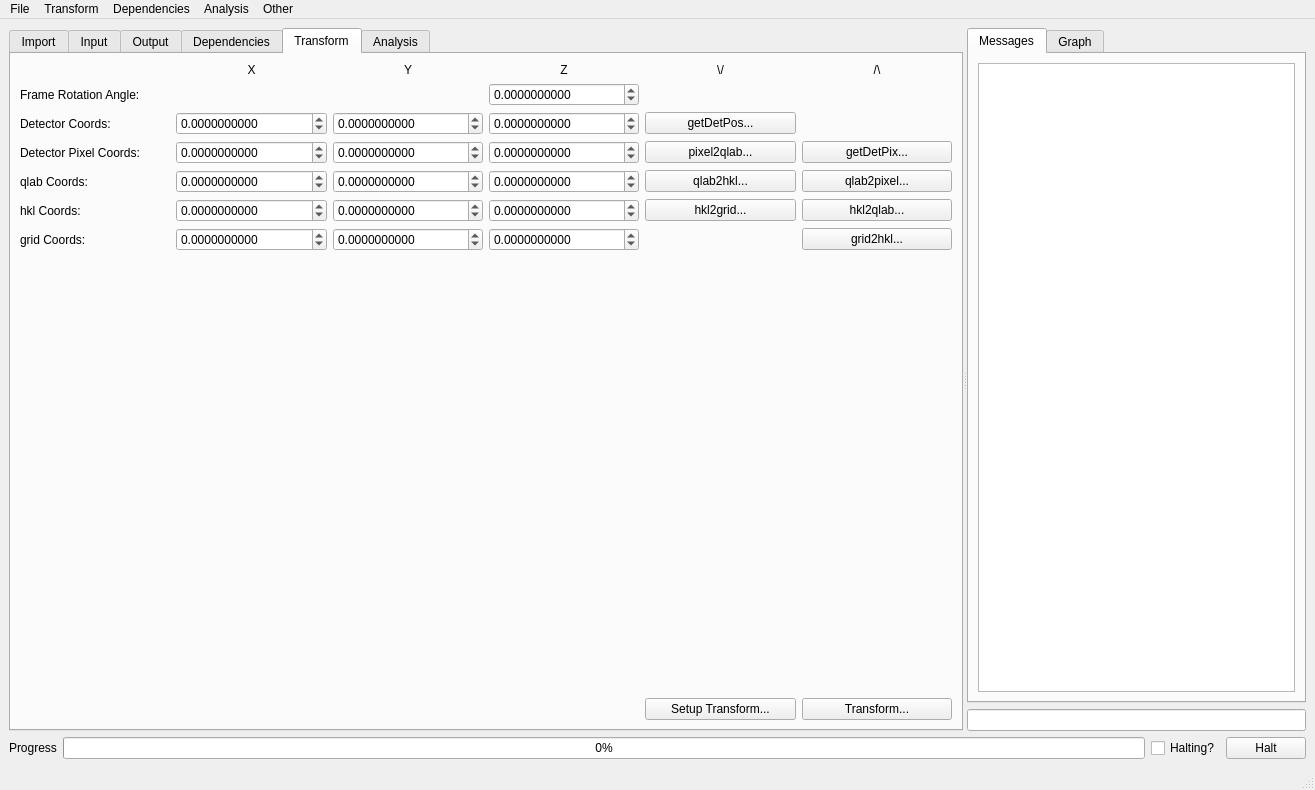
First picture: the form in cctwqt/cctwqtmainwindow.ui, repository guyjennings/cctw, before the edit.
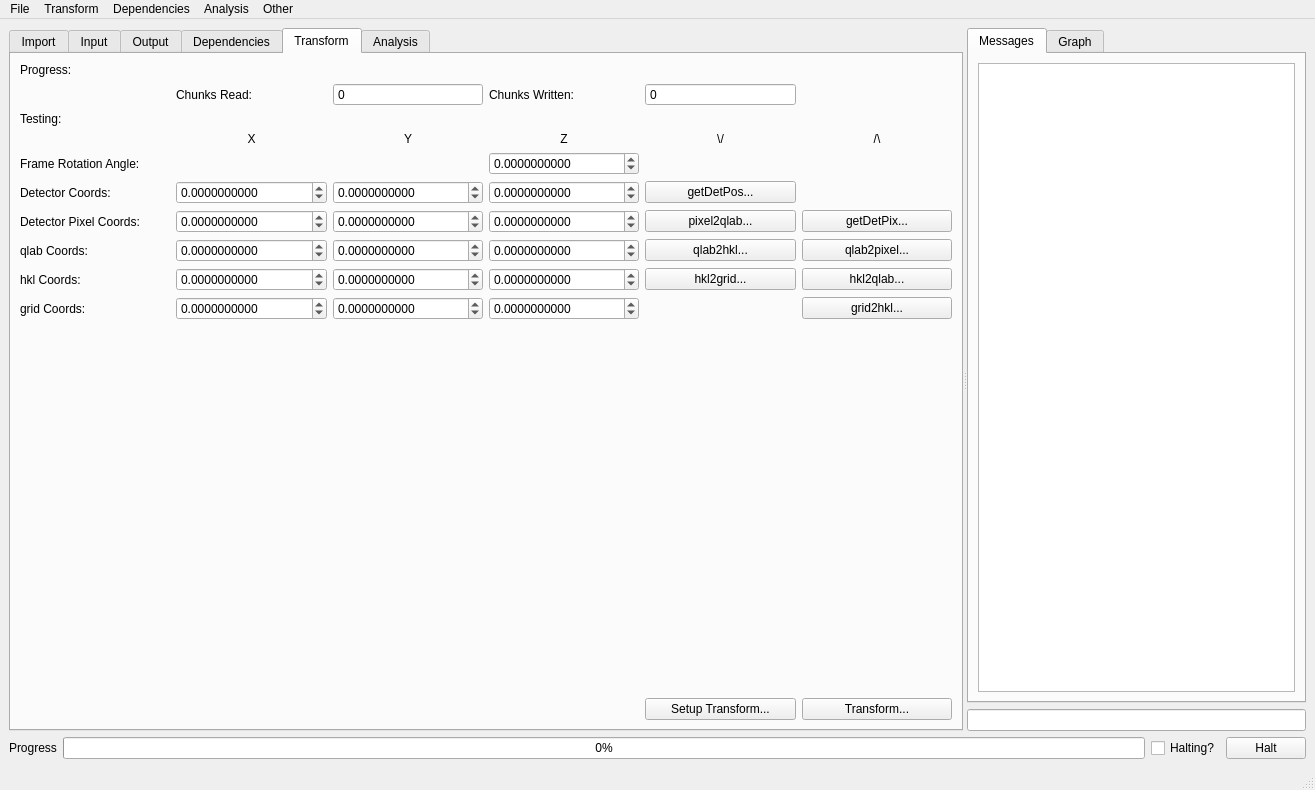
Second picture: the form after the edit. The open tabs and pages were chosen to show the change. Custom widgets are drawn as their Qt base class.

Commit message: Added progress tracking to transform Update dimensions and hdf chunk size when an hdf file is selected Added a parameters.gridOffset to shift output data array coords

```diff
--- a/cctwqt/cctwqtmainwindow.ui
+++ b/cctwqt/cctwqtmainwindow.ui
@@ -54,7 +54,7 @@
       </property>
       <widget class="QTabWidget" name="m_ParametersTabs">
        <property name="currentIndex">
-        <number>1</number>
+        <number>4</number>
        </property>
        <widget class="QWidget" name="m_ImportTab">
         <attribute name="title">
@@ -885,17 +885,17 @@
          <string>Transform</string>
         </attribute>
         <layout class="QGridLayout" name="gridLayout_7">
-         <item row="2" column="4">
-          <widget class="QPushButton" name="m_GetDetPosButton">
+         <item row="8" column="0">
+          <widget class="QLabel" name="label_33">
            <property name="text">
-            <string>getDetPos...</string>
+            <string>qlab Coords:</string>
            </property>
           </widget>
          </item>
-         <item row="5" column="2">
-          <widget class="QDoubleSpinBox" name="m_TestQLabY">
+         <item row="10" column="2">
+          <widget class="QDoubleSpinBox" name="m_TestGridY">
            <property name="toolTip">
-            <string>QLab Y</string>
+            <string>Output Grid Coord Y</string>
            </property>
            <property name="readOnly">
             <bool>false</bool>
@@ -914,82 +914,14 @@
            </property>
           </widget>
          </item>
-         <item row="6" column="2">
-          <widget class="QDoubleSpinBox" name="m_TestHKLY">
-           <property name="toolTip">
-            <string>HKL Y</string>
-           </property>
-           <property name="readOnly">
-            <bool>false</bool>
-           </property>
-           <property name="decimals">
-            <number>10</number>
-           </property>
-           <property name="minimum">
-            <double>-1000000.000000000000000</double>
-           </property>
-           <property name="maximum">
-            <double>1000000.000000000000000</double>
-           </property>
-           <property name="singleStep">
-            <double>0.100000000000000</double>
-           </property>
-          </widget>
-         </item>
-         <item row="6" column="4">
-          <widget class="QPushButton" name="m_HKL2GridButton">
+         <item row="9" column="5">
+          <widget class="QPushButton" name="m_HKL2QLabButton">
            <property name="text">
-            <string>hkl2grid...</string>
+            <string>hkl2qlab...</string>
            </property>
           </widget>
          </item>
-         <item row="2" column="1">
-          <widget class="QDoubleSpinBox" name="m_TestDetectorX">
-           <property name="toolTip">
-            <string>Detector Pixel Index X</string>
-           </property>
-           <property name="readOnly">
-            <bool>false</bool>
-           </property>
-           <property name="decimals">
-            <number>10</number>
-           </property>
-           <property name="minimum">
-            <double>-1000000.000000000000000</double>
-           </property>
-           <property name="maximum">
-            <double>1000000.000000000000000</double>
-           </property>
-           <property name="singleStep">
-            <double>0.100000000000000</double>
-           </property>
-          </widget>
-         </item>
-         <item row="4" column="5">
-          <widget class="QPushButton" name="m_GetDetPixButton">
-           <property name="text">
-            <string>getDetPix...</string>
-           </property>
-          </widget>
-         </item>
-         <item row="7" column="0">
-          <widget class="QLabel" name="label_35">
-           <property name="text">
-            <string>grid Coords:</string>
-           </property>
-          </widget>
-         </item>
-         <item row="0" column="5">
-          <widget class="QLabel" name="label_37">
-           <property name="text">
-            <string>/\</string>
-           </property>
-           <property name="alignment">
-            <set>Qt::AlignCenter</set>
-           </property>
-          </widget>
-         </item>
-         <item row="6" column="3">
+         <item row="9" column="3">
           <widget class="QDoubleSpinBox" name="m_TestHKLZ">
            <property name="toolTip">
             <string>HKL Z</string>
@@ -1011,179 +943,35 @@
            </property>
           </widget>
          </item>
-         <item row="9" column="4">
+         <item row="12" column="4">
           <widget class="QPushButton" name="m_SetupTransformButton">
            <property name="text">
             <string>Setup Transform...</string>
            </property>
           </widget>
          </item>
-         <item row="6" column="1">
-          <widget class="QDoubleSpinBox" name="m_TestHKLX">
-           <property name="toolTip">
-            <string>HKL X</string>
-           </property>
-           <property name="readOnly">
-            <bool>false</bool>
-           </property>
-           <property name="decimals">
-            <number>10</number>
-           </property>
-           <property name="minimum">
-            <double>-1000000.000000000000000</double>
-           </property>
-           <property name="maximum">
-            <double>1000000.000000000000000</double>
-           </property>
-           <property name="singleStep">
-            <double>0.100000000000000</double>
-           </property>
-          </widget>
-         </item>
-         <item row="2" column="3">
-          <widget class="QDoubleSpinBox" name="m_TestDetectorZ">
-           <property name="toolTip">
-            <string>Detector Pixel Index Z</string>
-           </property>
-           <property name="readOnly">
-            <bool>false</bool>
-           </property>
-           <property name="decimals">
-            <number>10</number>
-           </property>
-           <property name="minimum">
-            <double>-1000000.000000000000000</double>
-           </property>
-           <property name="maximum">
-            <double>1000000.000000000000000</double>
-           </property>
-           <property name="singleStep">
-            <double>0.100000000000000</double>
-           </property>
-          </widget>
-         </item>
-         <item row="0" column="4">
-          <widget class="QLabel" name="label_36">
+         <item row="12" column="5">
+          <widget class="QPushButton" name="m_TransformButton">
            <property name="text">
-            <string>\/</string>
+            <string>Transform...</string>
            </property>
-           <property name="alignment">
-            <set>Qt::AlignCenter</set>
-           </property>
           </widget>
          </item>
-         <item row="5" column="5">
-          <widget class="QPushButton" name="m_QLab2PixelButton">
+         <item row="9" column="4">
+          <widget class="QPushButton" name="m_HKL2GridButton">
            <property name="text">
-            <string>qlab2pixel...</string>
+            <string>hkl2grid...</string>
            </property>
           </widget>
          </item>
-         <item row="5" column="3">
-          <widget class="QDoubleSpinBox" name="m_TestQLabZ">
-           <property name="toolTip">
-            <string>QLab Z</string>
-           </property>
-           <property name="readOnly">
-            <bool>false</bool>
-           </property>
-           <property name="decimals">
-            <number>10</number>
-           </property>
-           <property name="minimum">
-            <double>-1000000.000000000000000</double>
-           </property>
-           <property name="maximum">
-            <double>1000000.000000000000000</double>
-           </property>
-           <property name="singleStep">
-            <double>0.100000000000000</double>
-           </property>
-          </widget>
-         </item>
-         <item row="4" column="0">
-          <widget class="QLabel" name="label_32">
-           <property name="text">
-            <string>Detector Pixel Coords:</string>
-           </property>
-          </widget>
-         </item>
-         <item row="7" column="1">
-          <widget class="QDoubleSpinBox" name="m_TestGridX">
-           <property name="toolTip">
-            <string>Output Grid Coord X</string>
-           </property>
-           <property name="readOnly">
-            <bool>false</bool>
-           </property>
-           <property name="decimals">
-            <number>10</number>
-           </property>
-           <property name="minimum">
-            <double>-1000000.000000000000000</double>
-           </property>
-           <property name="maximum">
-            <double>1000000.000000000000000</double>
-           </property>
-           <property name="singleStep">
-            <double>0.100000000000000</double>
-           </property>
-          </widget>
-         </item>
-         <item row="6" column="0">
-          <widget class="QLabel" name="label_34">
-           <property name="text">
-            <string>hkl Coords:</string>
-           </property>
-          </widget>
-         </item>
-         <item row="2" column="0">
+         <item row="5" column="0">
           <widget class="QLabel" name="label_29">
            <property name="text">
             <string>Detector Coords:</string>
            </property>
           </widget>
          </item>
-         <item row="5" column="4">
-          <widget class="QPushButton" name="m_QLab2HKLButton">
-           <property name="text">
-            <string>qlab2hkl...</string>
-           </property>
-          </widget>
-         </item>
-         <item row="0" column="2">
-          <widget class="QLabel" name="label_28">
-           <property name="text">
-            <string>Y</string>
-           </property>
-           <property name="alignment">
-            <set>Qt::AlignCenter</set>
-           </property>
-          </widget>
-         </item>
-         <item row="4" column="2">
-          <widget class="QDoubleSpinBox" name="m_TestPixelY">
-           <property name="toolTip">
-            <string>Distance from detector beam center Y</string>
-           </property>
-           <property name="readOnly">
-            <bool>false</bool>
-           </property>
-           <property name="decimals">
-            <number>10</number>
-           </property>
-           <property name="minimum">
-            <double>-1000000.000000000000000</double>
-           </property>
-           <property name="maximum">
-            <double>1000000.000000000000000</double>
-           </property>
-           <property name="singleStep">
-            <double>0.100000000000000</double>
-           </property>
-          </widget>
-         </item>
-         <item row="5" column="1">
+         <item row="8" column="1">
           <widget class="QDoubleSpinBox" name="m_TestQLabX">
            <property name="toolTip">
             <string>QLab X</string>
@@ -1205,7 +993,60 @@
            </property>
           </widget>
          </item>
-         <item row="0" column="1">
+         <item row="7" column="2">
+          <widget class="QDoubleSpinBox" name="m_TestPixelY">
+           <property name="toolTip">
+            <string>Distance from detector beam center Y</string>
+           </property>
+           <property name="readOnly">
+            <bool>false</bool>
+           </property>
+           <property name="decimals">
+            <number>10</number>
+           </property>
+           <property name="minimum">
+            <double>-1000000.000000000000000</double>
+           </property>
+           <property name="maximum">
+            <double>1000000.000000000000000</double>
+           </property>
+           <property name="singleStep">
+            <double>0.100000000000000</double>
+           </property>
+          </widget>
+         </item>
+         <item row="3" column="2">
+          <widget class="QLabel" name="label_28">
+           <property name="text">
+            <string>Y</string>
+           </property>
+           <property name="alignment">
+            <set>Qt::AlignCenter</set>
+           </property>
+          </widget>
+         </item>
+         <item row="8" column="4">
+          <widget class="QPushButton" name="m_QLab2HKLButton">
+           <property name="text">
+            <string>qlab2hkl...</string>
+           </property>
+          </widget>
+         </item>
+         <item row="8" column="5">
+          <widget class="QPushButton" name="m_QLab2PixelButton">
+           <property name="text">
+            <string>qlab2pixel...</string>
+           </property>
+          </widget>
+         </item>
+         <item row="1" column="3">
+          <widget class="QLabel" name="label_41">
+           <property name="text">
+            <string>Chunks Written:</string>
+           </property>
+          </widget>
+         </item>
+         <item row="3" column="1">
           <widget class="QLabel" name="label_30">
            <property name="text">
             <string>X</string>
@@ -1215,40 +1056,24 @@
            </property>
           </widget>
          </item>
-         <item row="9" column="5">
-          <widget class="QPushButton" name="m_TransformButton">
+         <item row="5" column="4">
+          <widget class="QPushButton" name="m_GetDetPosButton">
            <property name="text">
-            <string>Transform...</string>
+            <string>getDetPos...</string>
            </property>
           </widget>
          </item>
-         <item row="8" column="0" colspan="5">
-          <spacer name="verticalSpacer_5">
-           <property name="orientation">
-            <enum>Qt::Vertical</enum>
-           </property>
-           <property name="sizeHint" stdset="0">
-            <size>
-             <width>548</width>
-             <height>580</height>
-            </size>
-           </property>
-          </spacer>
-         </item>
-         <item row="0" column="3">
-          <widget class="QLabel" name="label_31">
+         <item row="7" column="0">
+          <widget class="QLabel" name="label_32">
            <property name="text">
-            <string>Z</string>
+            <string>Detector Pixel Coords:</string>
            </property>
-           <property name="alignment">
-            <set>Qt::AlignCenter</set>
-           </property>
           </widget>
          </item>
-         <item row="7" column="2">
-          <widget class="QDoubleSpinBox" name="m_TestGridY">
+         <item row="9" column="1">
+          <widget class="QDoubleSpinBox" name="m_TestHKLX">
            <property name="toolTip">
-            <string>Output Grid Coord Y</string>
+            <string>HKL X</string>
            </property>
            <property name="readOnly">
             <bool>false</bool>
@@ -1267,7 +1092,7 @@
            </property>
           </widget>
          </item>
-         <item row="2" column="2">
+         <item row="5" column="2">
           <widget class="QDoubleSpinBox" name="m_TestDetectorY">
            <property name="toolTip">
             <string>Detector Pixel Index Y</string>
@@ -1289,10 +1114,10 @@
            </property>
           </widget>
          </item>
-         <item row="4" column="3">
-          <widget class="QDoubleSpinBox" name="m_TestPixelZ">
+         <item row="5" column="1">
+          <widget class="QDoubleSpinBox" name="m_TestDetectorX">
            <property name="toolTip">
-            <string>Distance from detector beam center Z</string>
+            <string>Detector Pixel Index X</string>
            </property>
            <property name="readOnly">
             <bool>false</bool>
@@ -1312,30 +1137,26 @@
           </widget>
          </item>
          <item row="7" column="5">
-          <widget class="QPushButton" name="m_Grid2HKLButton">
+          <widget class="QPushButton" name="m_GetDetPixButton">
            <property name="text">
-            <string>grid2hkl...</string>
+            <string>getDetPix...</string>
            </property>
           </widget>
          </item>
-         <item row="5" column="0">
-          <widget class="QLabel" name="label_33">
+         <item row="3" column="4">
+          <widget class="QLabel" name="label_36">
            <property name="text">
-            <string>qlab Coords:</string>
+            <string>\/</string>
            </property>
-          </widget>
-         </item>
-         <item row="6" column="5">
-          <widget class="QPushButton" name="m_HKL2QLabButton">
-           <property name="text">
-            <string>hkl2qlab...</string>
+           <property name="alignment">
+            <set>Qt::AlignCenter</set>
            </property>
           </widget>
          </item>
-         <item row="7" column="3">
-          <widget class="QDoubleSpinBox" name="m_TestGridZ">
+         <item row="8" column="2">
+          <widget class="QDoubleSpinBox" name="m_TestQLabY">
            <property name="toolTip">
-            <string>Output Grid Coord Z</string>
+            <string>QLab Y</string>
            </property>
            <property name="readOnly">
             <bool>false</bool>
@@ -1354,7 +1175,33 @@
            </property>
           </widget>
          </item>
-         <item row="4" column="1">
+         <item row="12" column="0" colspan="4">
+          <spacer name="horizontalSpacer_6">
+           <property name="orientation">
+            <enum>Qt::Horizontal</enum>
+           </property>
+           <property name="sizeHint" stdset="0">
+            <size>
+             <width>346</width>
+             <height>20</height>
+            </size>
+           </property>
+          </spacer>
+         </item>
+         <item row="11" column="0" colspan="5">
+          <spacer name="verticalSpacer_5">
+           <property name="orientation">
+            <enum>Qt::Vertical</enum>
+           </property>
+           <property name="sizeHint" stdset="0">
+            <size>
+             <width>548</width>
+             <height>580</height>
+            </size>
+           </property>
+          </spacer>
+         </item>
+         <item row="7" column="1">
           <widget class="QDoubleSpinBox" name="m_TestPixelX">
            <property name="toolTip">
             <string>Distance from detector beam center X</string>
@@ -1376,37 +1223,190 @@
            </property>
           </widget>
          </item>
-         <item row="4" column="4">
+         <item row="7" column="4">
           <widget class="QPushButton" name="m_Pixel2QLabButton">
            <property name="text">
             <string>pixel2qlab...</string>
            </property>
           </widget>
          </item>
-         <item row="9" column="0" colspan="4">
-          <spacer name="horizontalSpacer_6">
-           <property name="orientation">
-            <enum>Qt::Horizontal</enum>
+         <item row="10" column="3">
+          <widget class="QDoubleSpinBox" name="m_TestGridZ">
+           <property name="toolTip">
+            <string>Output Grid Coord Z</string>
            </property>
-           <property name="sizeHint" stdset="0">
-            <size>
-             <width>346</width>
-             <height>20</height>
-            </size>
+           <property name="readOnly">
+            <bool>false</bool>
            </property>
-          </spacer>
+           <property name="decimals">
+            <number>10</number>
+           </property>
+           <property name="minimum">
+            <double>-1000000.000000000000000</double>
+           </property>
+           <property name="maximum">
+            <double>1000000.000000000000000</double>
+           </property>
+           <property name="singleStep">
+            <double>0.100000000000000</double>
+           </property>
+          </widget>
          </item>
-         <item row="1" column="0">
+         <item row="9" column="0">
+          <widget class="QLabel" name="label_34">
+           <property name="text">
+            <string>hkl Coords:</string>
+           </property>
+          </widget>
+         </item>
+         <item row="8" column="3">
+          <widget class="QDoubleSpinBox" name="m_TestQLabZ">
+           <property name="toolTip">
+            <string>QLab Z</string>
+           </property>
+           <property name="readOnly">
+            <bool>false</bool>
+           </property>
+           <property name="decimals">
+            <number>10</number>
+           </property>
+           <property name="minimum">
+            <double>-1000000.000000000000000</double>
+           </property>
+           <property name="maximum">
+            <double>1000000.000000000000000</double>
+           </property>
+           <property name="singleStep">
+            <double>0.100000000000000</double>
+           </property>
+          </widget>
+         </item>
+         <item row="9" column="2">
+          <widget class="QDoubleSpinBox" name="m_TestHKLY">
+           <property name="toolTip">
+            <string>HKL Y</string>
+           </property>
+           <property name="readOnly">
+            <bool>false</bool>
+           </property>
+           <property name="decimals">
+            <number>10</number>
+           </property>
+           <property name="minimum">
+            <double>-1000000.000000000000000</double>
+           </property>
+           <property name="maximum">
+            <double>1000000.000000000000000</double>
+           </property>
+           <property name="singleStep">
+            <double>0.100000000000000</double>
+           </property>
+          </widget>
+         </item>
+         <item row="4" column="3">
+          <widget class="QDoubleSpinBox" name="m_FrameAngle">
+           <property name="toolTip">
+            <string>Frame Rotation Angle</string>
+           </property>
+           <property name="readOnly">
+            <bool>false</bool>
+           </property>
+           <property name="decimals">
+            <number>10</number>
+           </property>
+           <property name="minimum">
+            <double>-1000000.000000000000000</double>
+           </property>
+           <property name="maximum">
+            <double>1000000.000000000000000</double>
+           </property>
+           <property name="singleStep">
+            <double>0.100000000000000</double>
+           </property>
+          </widget>
+         </item>
+         <item row="3" column="3">
+          <widget class="QLabel" name="label_31">
+           <property name="text">
+            <string>Z</string>
+           </property>
+           <property name="alignment">
+            <set>Qt::AlignCenter</set>
+           </property>
+          </widget>
+         </item>
+         <item row="7" column="3">
+          <widget class="QDoubleSpinBox" name="m_TestPixelZ">
+           <property name="toolTip">
+            <string>Distance from detector beam center Z</string>
+           </property>
+           <property name="readOnly">
+            <bool>false</bool>
+           </property>
+           <property name="decimals">
+            <number>10</number>
+           </property>
+           <property name="minimum">
+            <double>-1000000.000000000000000</double>
+           </property>
+           <property name="maximum">
+            <double>1000000.000000000000000</double>
+           </property>
+           <property name="singleStep">
+            <double>0.100000000000000</double>
+           </property>
+          </widget>
+         </item>
+         <item row="5" column="3">
+          <widget class="QDoubleSpinBox" name="m_TestDetectorZ">
+           <property name="toolTip">
+            <string>Detector Pixel Index Z</string>
+           </property>
+           <property name="readOnly">
+            <bool>false</bool>
+           </property>
+           <property name="decimals">
+            <number>10</number>
+           </property>
+           <property name="minimum">
+            <double>-1000000.000000000000000</double>
+           </property>
+           <property name="maximum">
+            <double>1000000.000000000000000</double>
+           </property>
+           <property name="singleStep">
+            <double>0.100000000000000</double>
+           </property>
+          </widget>
+         </item>
+         <item row="3" column="5">
+          <widget class="QLabel" name="label_37">
+           <property name="text">
+            <string>/\</string>
+           </property>
+           <property name="alignment">
+            <set>Qt::AlignCenter</set>
+           </property>
+          </widget>
+         </item>
+         <item row="10" column="5">
+          <widget class="QPushButton" name="m_Grid2HKLButton">
+           <property name="text">
+            <string>grid2hkl...</string>
+           </property>
+          </widget>
+         </item>
+         <item row="4" column="0">
           <widget class="QLabel" name="label_38">
            <property name="text">
             <string>Frame Rotation Angle:</string>
            </property>
           </widget>
          </item>
-         <item row="1" column="3">
-          <widget class="QDoubleSpinBox" name="m_FrameAngle">
+         <item row="10" column="1">
+          <widget class="QDoubleSpinBox" name="m_TestGridX">
            <property name="toolTip">
-            <string>Frame Rotation Angle</string>
+            <string>Output Grid Coord X</string>
            </property>
            <property name="readOnly">
             <bool>false</bool>
@@ -1425,6 +1425,66 @@
            </property>
           </widget>
          </item>
+         <item row="10" column="0">
+          <widget class="QLabel" name="label_35">
+           <property name="text">
+            <string>grid Coords:</string>
+           </property>
+          </widget>
+         </item>
+         <item row="1" column="1">
+          <widget class="QLabel" name="label_40">
+           <property name="text">
+            <string>Chunks Read:</string>
+           </property>
+          </widget>
+         </item>
+         <item row="0" column="0">
+          <widget class="QLabel" name="label_39">
+           <property name="text">
+            <string>Progress:</string>
+           </property>
+          </widget>
+         </item>
+         <item row="2" column="0">
+          <widget class="QLabel" name="label_42">
+           <property name="text">
+            <string>Testing:</string>
+           </property>
+          </widget>
+         </item>
+         <item row="1" column="2">
+          <widget class="QSpinBox" name="m_ChunksRead">
+           <property name="toolTip">
+            <string>Frame Rotation Angle</string>
+           </property>
+           <property name="readOnly">
+            <bool>true</bool>
+           </property>
+           <property name="buttonSymbols">
+            <enum>QAbstractSpinBox::NoButtons</enum>
+           </property>
+           <property name="maximum">
+            <number>1000000</number>
+           </property>
+          </widget>
+         </item>
+         <item row="1" column="4">
+          <widget class="QSpinBox" name="m_ChunksWritten">
+           <property name="toolTip">
+            <string>Frame Rotation Angle</string>
+           </property>
+           <property name="readOnly">
+            <bool>true</bool>
+           </property>
+           <property name="buttonSymbols">
+            <enum>QAbstractSpinBox::NoButtons</enum>
+           </property>
+           <property name="maximum">
+            <number>1000000</number>
+           </property>
+          </widget>
+         </item>
         </layout>
        </widget>
        <widget class="QWidget" name="tab_3">
```
The commit also changes 7 other files.
